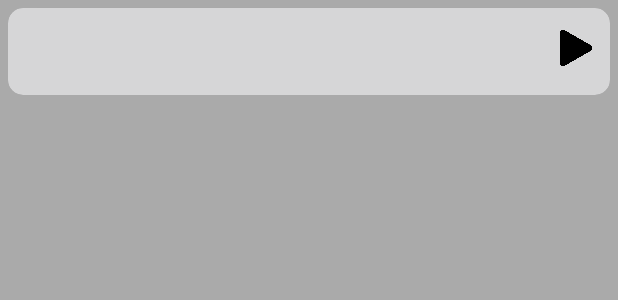
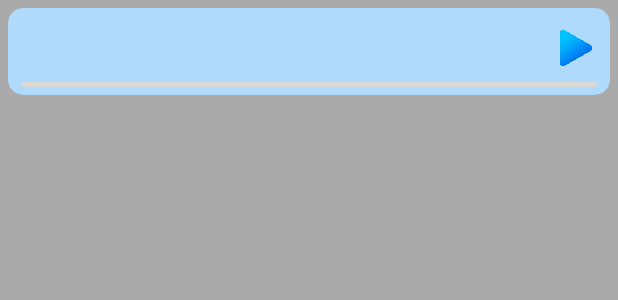
Before and after one commit to Mihail-Larionow/Dictophone, an Android app: the layout audio_card.xml on its own in the app's theme, with its tools: preview values and no code run, on a phone screen of 412 x 824 dp. Shown: the top 300 px of the screen. Run offline under Robolectric (Android 15) with nearby library versions, the light colour scheme and no system bars.

Commit message:
Style changes

```diff
--- /dev/null
+++ b/app/src/main/res/drawable/blue_progress.xml
@@ -0,0 +1,20 @@
+<?xml version="1.0" encoding="utf-8"?>
+<layer-list xmlns:android="http://schemas.android.com/apk/res/android">
+    <item android:id="@android:id/background">
+        <shape>
+            <corners android:radius="5dp"/>
+            <solid android:color="@color/light_gray" />
+        </shape>
+    </item>
+
+    <item
+        android:id="@android:id/progress">
+        <clip>
+            <shape>
+                <corners android:radius="5dp"/>
+                <solid android:color="@color/blue" />
+            </shape>
+        </clip>
+    </item>
+
+</layer-list>
--- a/app/src/main/res/values/colors.xml
+++ b/app/src/main/res/values/colors.xml
@@ -9,4 +9,8 @@
     <color name="white">#FFFFFFFF</color>
     <color name="light_gray">#D9D9D6</color>
     <color name="gray">#808080</color>
+    <color name="darker_gray">#696969</color>
+    <color name="light_blue">#AFDAFC</color>
+    <color name="blue">#7FC7FF</color>
+    <color name="ghost_white">#F0F8FF</color>
 </resources>
```
Also changed, not shown: app/src/main/res/drawable/paused.png, app/src/main/res/drawable/playing.png, 2 other files.
